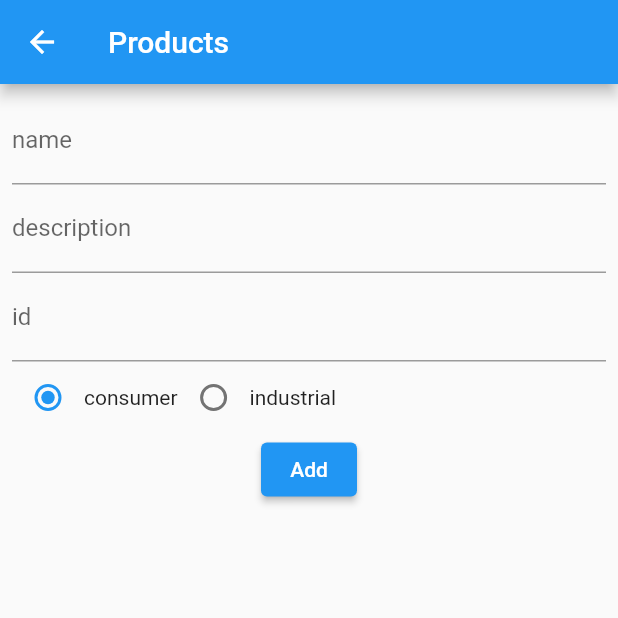
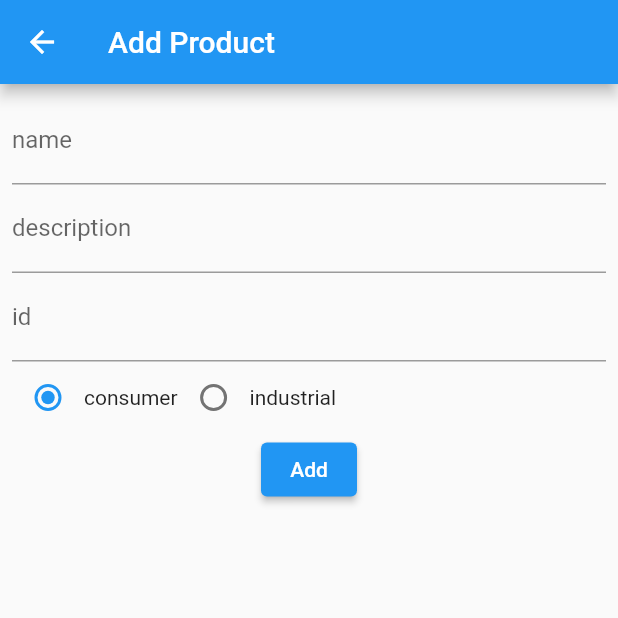
Before and after one commit to mehulpamale/flutter-simple-crud-clean-arch-with-tests, a Flutter app: the AddProductScreen screen opened directly, after a tap on "Add", on a phone screen of 412 x 824 dp, the top half of it. Run offline on Flutter 3.47's test engine with Material 2 defaults, Android fonts, the light colour scheme and no system bars; our stand-ins replace equatable, get, get_it, hive, hive_flutter; accounts and stored records are empty.

Commit message:
implement add product ui

```diff
--- a/lib/feature/data/remote/hive/models/product_hive_model.dart
+++ b/lib/feature/data/remote/hive/models/product_hive_model.dart
@@ -2,7 +2,9 @@ import 'package:hive/hive.dart';
 import 'package:product_crud_demo/enums/product_category.dart';
 import 'package:product_crud_demo/feature/domain/entities/product_enitity.dart';
 
-@HiveType(typeId: 1)
+part 'product_hive_model.g.dart';
+
+@HiveType(typeId: 0)
 class ProductHiveModel extends HiveObject {
   @HiveField(0)
   String id;
@@ -11,7 +13,7 @@ class ProductHiveModel extends HiveObject {
   @HiveField(2)
   String createdAt;
   @HiveField(3)
-  ProductCategory category;
+  String category;
   @HiveField(4)
   String? description;
 
@@ -25,7 +27,7 @@ class ProductHiveModel extends HiveObject {
         description: description,
         id: id,
         name: name,
-        category: category,
+        category: category.name,
         createdAt: createdAt);
   }
 
@@ -34,7 +36,8 @@ class ProductHiveModel extends HiveObject {
       description: description,
       id: id,
       name: name,
-      category: category,
+      category: ProductCategory.values
+          .firstWhere((element) => element.name == category),
       createdAt: createdAt,
     );
   }
--- a/lib/feature/domain/usecases/create_product_uc.dart
+++ b/lib/feature/domain/usecases/create_product_uc.dart
@@ -6,7 +6,7 @@ class CreateProductUseCase {
 
   CreateProductUseCase(this._localRepository);
 
-  void call(ProductEntity productEntity) {
-    _localRepository.createProduct(productEntity);
+  Future<bool> call(ProductEntity productEntity) {
+    return _localRepository.createProduct(productEntity);
   }
 }
--- a/lib/feature/presentation/screens/add_product_screen/add_product_screen.dart
+++ b/lib/feature/presentation/screens/add_product_screen/add_product_screen.dart
@@ -12,7 +12,7 @@ class AddProductScreen extends StatelessWidget {
     return GetBuilder<AddProductScreenController>(
         init: AddProductScreenController(),
         builder: (controller) => Scaffold(
-            appBar: AppBar(title: const Text("Products")),
+            appBar: AppBar(title: const Text("Add Product")),
             body: Padding(
               padding: const EdgeInsets.all(8.0),
               child: ProductForm(
--- a/lib/feature/presentation/screens/add_product_screen/add_product_screen_controller.dart
+++ b/lib/feature/presentation/screens/add_product_screen/add_product_screen_controller.dart
@@ -6,7 +6,7 @@ import 'package:product_crud_demo/injection_container.dart' as di;
 class AddProductScreenController extends GetxController {
   final CreateProductUseCase _createProductUseCase = di.sl();
 
-  void onSubmit(ProductEntity productEntity) {
-    _createProductUseCase(productEntity);
+  Future<bool> onSubmit(ProductEntity productEntity) {
+    return _createProductUseCase(productEntity);
   }
 }
--- a/lib/feature/presentation/screens/home_screen/home_screen.dart
+++ b/lib/feature/presentation/screens/home_screen/home_screen.dart
@@ -18,11 +18,11 @@ class HomeScreen extends StatelessWidget {
                 Expanded(
                   child: controller.loading
                       ? const CircularProgressIndicator()
-                      : controller.products.isEmpty
-                          ? const Text("No products")
-                          : ListView.builder(
-                              itemBuilder: (c, i) => ProductCard(
-                                  productEntity: controller.products[i])),
+                      : ListView.separated(
+                          itemCount: controller.products.length,
+                          separatorBuilder: (c, i) => const Divider(),
+                          itemBuilder: (c, i) => ProductCard(
+                              productEntity: controller.products[i])),
                 ),
                 ElevatedButton(
                     onPressed: controller.onButtonPressed,
--- a/lib/feature/presentation/widgets/product_form/product_form_widget.dart
+++ b/lib/feature/presentation/widgets/product_form/product_form_widget.dart
@@ -49,7 +49,15 @@ class _ProductFormState extends State<ProductForm> {
             const Text("industrial")
           ],
         ),
-        ElevatedButton(onPressed: c.onSubmit, child: const Text("Add"))
+        ElevatedButton(
+            onPressed: () {
+              c.onSubmit();
+              ScaffoldMessenger.of(context).showSnackBar(const SnackBar(
+                content: Text("Your Text"),
+                duration: Duration(milliseconds: 300),
+              ));
+            },
+            child: const Text("Add"))
       ])),
     );
   }
--- a/lib/main.dart
+++ b/lib/main.dart
@@ -1,12 +1,14 @@
 import 'package:flutter/material.dart';
 import 'package:get/get.dart';
 import 'package:hive_flutter/hive_flutter.dart';
+import 'package:product_crud_demo/feature/data/remote/hive/models/product_hive_model.dart';
 import 'package:product_crud_demo/feature/presentation/screens/home_screen/home_screen.dart';
 
 import 'injection_container.dart' as di;
 
 void main() async {
   await Hive.initFlutter();
+  Hive.registerAdapter(ProductHiveModelAdapter());
   await Hive.openBox("products");
   await di.init();
   runApp(const MyApp());
```
Also changed, not shown: lib/feature/presentation/widgets/ProductCard.dart (+21 -3 lines), lib/feature/data/remote/hive/models/product_hive_model.g.dart (added).
